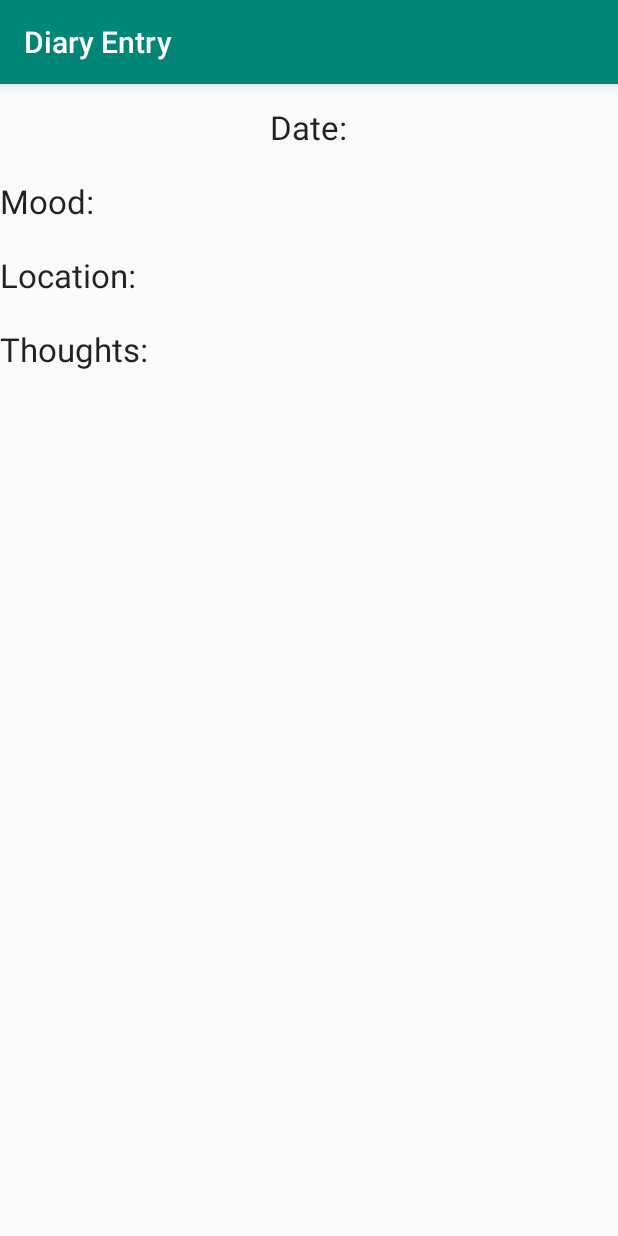
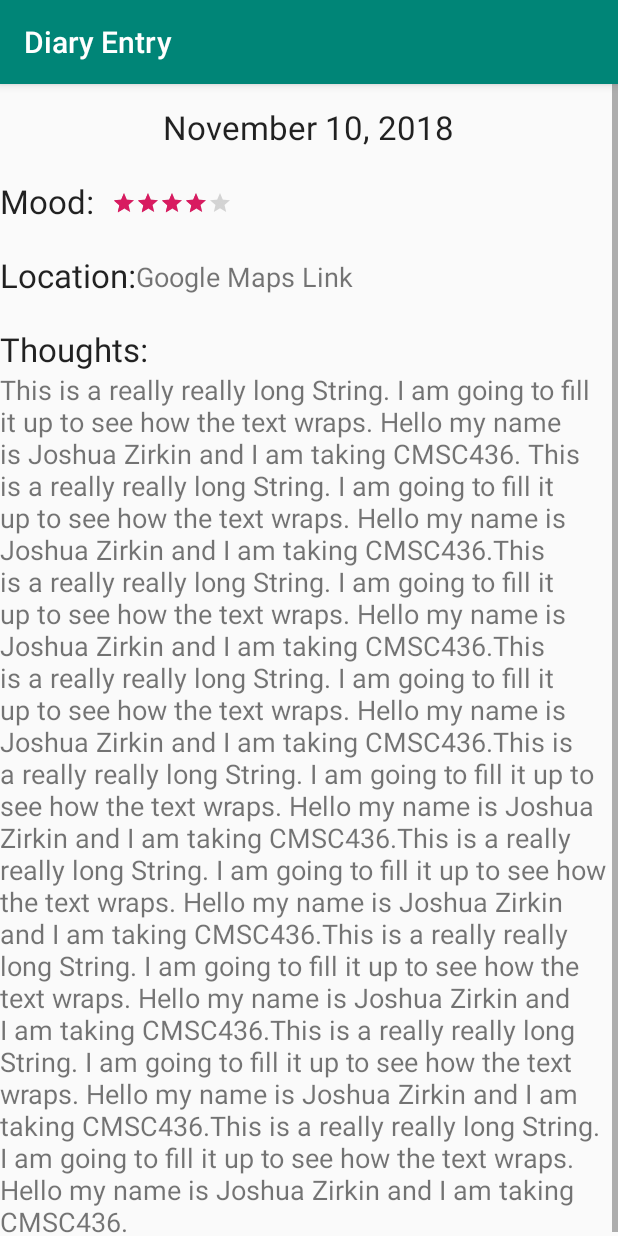
Before and after one commit to jzirkin/cmsc436-feelings_diary, an Android app: the ViewEntryActivity screen opened directly, with no data from a screen before it, on a phone screen of 412 x 824 dp. Run offline under Robolectric (Android 15) with nearby library versions, the phone set to English and light mode, and no system bars.

Commit message:
Layout looking better

```diff
--- a/app/src/main/AndroidManifest.xml
+++ b/app/src/main/AndroidManifest.xml
@@ -36,6 +36,10 @@
         <activity
             android:name=".ViewEntryActivity"
             android:label="@string/diary_entry_header">
+            <intent-filter>
+                <action android:name="android.intent.action.MAIN" />
+                <category android:name="android.intent.category.LAUNCHER" />
+            </intent-filter>
         </activity>
     </application>
 
--- a/app/src/main/java/cmsc436/feelingsdiary/ViewEntryActivity.java
+++ b/app/src/main/java/cmsc436/feelingsdiary/ViewEntryActivity.java
@@ -2,12 +2,45 @@ package cmsc436.feelingsdiary;
 
 import android.support.v7.app.AppCompatActivity;
 import android.os.Bundle;
+import android.util.Log;
+import android.widget.RatingBar;
+import android.widget.TextView;
 
 public class ViewEntryActivity extends AppCompatActivity {
+
+    TextView mDateText;
+    RatingBar mMoodRating;
+    TextView mLocationText;
+    TextView mThoughtsText;
 
     @Override
     protected void onCreate(Bundle savedInstanceState) {
         super.onCreate(savedInstanceState);
         setContentView(R.layout.activity_view_entry);
+
+        Log.i("ViewEntryActivity", "In onCreate()");
+
+        mDateText = findViewById(R.id.date);
+        mMoodRating = findViewById(R.id.mood_scale);
+        mLocationText = findViewById(R.id.recorded_location);
+        mThoughtsText = findViewById(R.id.recorded_thoughts);
+
+        String thoughtsStr = "This is a really really long String. I am going to fill it up to see how the text wraps. " +
+                "Hello my name is Joshua Zirkin and I am taking CMSC436. This is a really really long String. I am going to " +
+                "fill it up to see how the text wraps. Hello my name is Joshua Zirkin and I am taking CMSC436.This is a really " +
+                "really long String. I am going to fill it up to see how the text wraps. Hello my name is Joshua Zirkin and I am " +
+                "taking CMSC436.This is a really really long String. I am going to fill it up to see how the text wraps. Hello my " +
+                "name is Joshua Zirkin and I am taking CMSC436.This is a really really long String. I am going to fill it up to see " +
+                "how the text wraps. Hello my name is Joshua Zirkin and I am taking CMSC436.This is a really really long String. " +
+                "I am going to fill it up to see how the text wraps. Hello my name is Joshua Zirkin and I am taking CMSC436." +
+                "This is a really really long String. I am going to fill it up to see how the text wraps. Hello my name is " +
+                "Joshua Zirkin and I am taking CMSC436.This is a really really long String. I am going to fill it up to see " +
+                "how the text wraps. Hello my name is Joshua Zirkin and I am taking CMSC436.This is a really really long String. " +
+                "I am going to fill it up to see how the text wraps. Hello my name is Joshua Zirkin and I am taking CMSC436.";
+
+        mDateText.setText("November 10, 2018");
+        mMoodRating.setRating(4);
+        mLocationText.setText("Google Maps Link");
+        mThoughtsText.setText(thoughtsStr);
     }
 }
--- a/app/src/main/res/layout/activity_view_entry.xml
+++ b/app/src/main/res/layout/activity_view_entry.xml
@@ -1,7 +1,11 @@
+<ScrollView xmlns:android="http://schemas.android.com/apk/res/android"
+    android:layout_width="fill_parent"
+    android:layout_height="fill_parent" >
+
     <RelativeLayout xmlns:android="http://schemas.android.com/apk/res/android"
         xmlns:tools="http://schemas.android.com/tools"
         android:layout_width="fill_parent"
-    android:layout_height="fill_parent"
+        android:layout_height="wrap_content"
         tools:context=".ViewEntryActivity" >
 
         <TextView
@@ -24,14 +28,19 @@
             android:text="@string/diary_entry_Mood"
             android:textAppearance="?android:attr/textAppearanceLarge" />
 
-    <TextView
-        android:id="@+id/recorded_mood"
+        <RatingBar
+            android:id="@+id/mood_scale"
+            style="@style/Widget.AppCompat.RatingBar.Small"
             android:layout_width="wrap_content"
             android:layout_height="wrap_content"
-        android:layout_alignBottom="@+id/mood"
+            android:layout_alignEnd="@+id/mood"
+            android:layout_alignParentTop="true"
             android:layout_alignParentEnd="true"
-        android:layout_toEndOf="@+id/mood"
-        android:textSize="18sp" />
+            android:layout_marginStart="0dp"
+            android:layout_marginTop="71dp"
+            android:layout_marginEnd="257dp"
+            android:isIndicator="true"
+            android:numStars="5" />
 
         <TextView
             android:id="@+id/location"
@@ -49,11 +58,14 @@
             android:layout_height="wrap_content"
             android:layout_alignBottom="@+id/location"
             android:layout_alignParentEnd="true"
+            android:layout_marginStart="0dp"
+            android:layout_marginEnd="0dp"
+            android:layout_marginBottom="1dp"
             android:layout_toEndOf="@+id/location"
             android:textSize="18sp" />
 
         <TextView
-        android:id="@+id/open_ended"
+            android:id="@+id/thoughts"
             android:layout_width="wrap_content"
             android:layout_height="wrap_content"
             android:layout_below="@+id/location"
@@ -62,4 +74,14 @@
             android:text="@string/diary_entry_thoughts"
             android:textAppearance="?android:attr/textAppearanceLarge" />
 
+        <TextView
+            android:id="@+id/recorded_thoughts"
+            android:layout_width="wrap_content"
+            android:layout_height="wrap_content"
+            android:layout_below="@+id/thoughts"
+            android:layout_marginTop="0dp"
+            android:textSize="18sp" />
+
     </RelativeLayout>
+
+</ScrollView>
```
Lines whose indentation alone changed are shown as unchanged.
